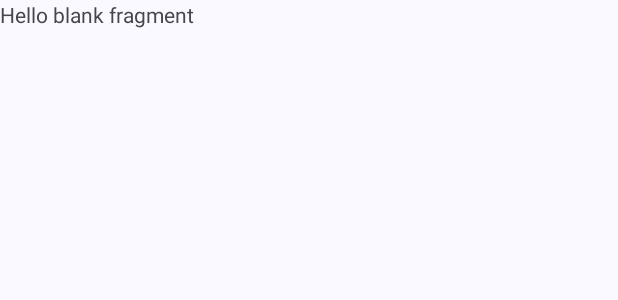
After one commit to nudriin/Twilight, an Android app: the layout fragment_detail_product.xml on its own in the app's theme, with its tools: preview values and no code run, on a phone screen of 412 x 824 dp. The commit adds this screen. Shown: the top 300 px of the screen. Run offline under Robolectric (Android 15) with nearby library versions, the phone set to English and light mode, and no system bars.

Commit message:
feat: create fragment

```diff
--- /dev/null
+++ b/app/src/main/res/layout/fragment_detail_product.xml
@@ -0,0 +1,14 @@
+<?xml version="1.0" encoding="utf-8"?>
+<FrameLayout xmlns:android="http://schemas.android.com/apk/res/android"
+    xmlns:tools="http://schemas.android.com/tools"
+    android:layout_width="match_parent"
+    android:layout_height="match_parent"
+    tools:context=".ui.DetailProductFragment">
+
+    <!-- TODO: Update blank fragment layout -->
+    <TextView
+        android:layout_width="match_parent"
+        android:layout_height="match_parent"
+        android:text="@string/hello_blank_fragment" />
+
+</FrameLayout>
--- a/app/src/main/res/values/strings.xml
+++ b/app/src/main/res/values/strings.xml
@@ -1,3 +1,5 @@
 <resources>
     <string name="app_name">Twilight</string>
+    <!-- TODO: Remove or change this placeholder text -->
+    <string name="hello_blank_fragment">Hello blank fragment</string>
 </resources>
```
Also changed, not shown: app/src/main/java/com/nudriin/someproject/ui/DetailProductFragment.kt (added, +60 -0 lines), app/src/main/java/com/nudriin/someproject/ui/HomeFragment.kt (added, +60 -0 lines), app/src/main/res/layout/fragment_home.xml (added, +14 -0 lines).
